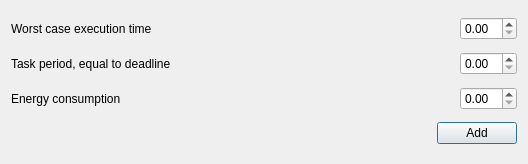
uz-gaz/Tertimuss, file main/ui/gui/ui_specification/design/gui_add_task_design.ui: the form before one commit.
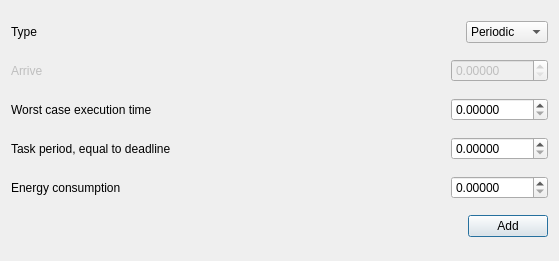
The form after the commit.

Diff of the .ui file:
```diff
--- a/main/ui/gui/ui_specification/design/gui_add_task_design.ui
+++ b/main/ui/gui/ui_specification/design/gui_add_task_design.ui
@@ -6,14 +6,98 @@
    <rect>
     <x>0</x>
     <y>0</y>
-    <width>528</width>
-    <height>164</height>
+    <width>559</width>
+    <height>261</height>
    </rect>
   </property>
   <property name="windowTitle">
    <string>Dialog</string>
   </property>
   <layout class="QVBoxLayout" name="verticalLayout">
+   <item>
+    <layout class="QHBoxLayout" name="horizontalLayout_6">
+     <item>
+      <widget class="QLabel" name="label_5">
+       <property name="text">
+        <string>Type</string>
+       </property>
+       <property name="buddy">
+        <cstring>doubleSpinBox_WCET</cstring>
+       </property>
+      </widget>
+     </item>
+     <item>
+      <spacer name="horizontalSpacer_6">
+       <property name="orientation">
+        <enum>Qt::Horizontal</enum>
+       </property>
+       <property name="sizeHint" stdset="0">
+        <size>
+         <width>40</width>
+         <height>20</height>
+        </size>
+       </property>
+      </spacer>
+     </item>
+     <item>
+      <widget class="QComboBox" name="comboBox_type">
+       <item>
+        <property name="text">
+         <string>Periodic</string>
+        </property>
+       </item>
+       <item>
+        <property name="text">
+         <string>Aperiodic</string>
+        </property>
+       </item>
+      </widget>
+     </item>
+    </layout>
+   </item>
+   <item>
+    <layout class="QHBoxLayout" name="horizontalLayout_5">
+     <item>
+      <widget class="QLabel" name="label_arrive">
+       <property name="enabled">
+        <bool>false</bool>
+       </property>
+       <property name="text">
+        <string>Arrive</string>
+       </property>
+       <property name="buddy">
+        <cstring>doubleSpinBox_WCET</cstring>
+       </property>
+      </widget>
+     </item>
+     <item>
+      <spacer name="horizontalSpacer_5">
+       <property name="orientation">
+        <enum>Qt::Horizontal</enum>
+       </property>
+       <property name="sizeHint" stdset="0">
+        <size>
+         <width>40</width>
+         <height>20</height>
+        </size>
+       </property>
+      </spacer>
+     </item>
+     <item>
+      <widget class="QDoubleSpinBox" name="doubleSpinBox_arrive">
+       <property name="enabled">
+        <bool>false</bool>
+       </property>
+       <property name="decimals">
+        <number>5</number>
+       </property>
+       <property name="maximum">
+        <double>99999.999989999996615</double>
+       </property>
+      </widget>
+     </item>
+    </layout>
+   </item>
    <item>
     <layout class="QHBoxLayout" name="horizontalLayout">
      <item>
@@ -40,7 +124,14 @@
       </spacer>
      </item>
      <item>
-      <widget class="QDoubleSpinBox" name="doubleSpinBox_WCET"/>
+      <widget class="QDoubleSpinBox" name="doubleSpinBox_WCET">
+       <property name="decimals">
+        <number>5</number>
+       </property>
+       <property name="maximum">
+        <double>99999.999989999996615</double>
+       </property>
+      </widget>
      </item>
     </layout>
    </item>
@@ -70,7 +161,14 @@
       </spacer>
      </item>
      <item>
-      <widget class="QDoubleSpinBox" name="doubleSpinBox_deadline"/>
+      <widget class="QDoubleSpinBox" name="doubleSpinBox_deadline">
+       <property name="decimals">
+        <number>5</number>
+       </property>
+       <property name="maximum">
+        <double>99999.999989999996615</double>
+       </property>
+      </widget>
      </item>
     </layout>
    </item>
@@ -100,7 +198,14 @@
       </spacer>
      </item>
      <item>
-      <widget class="QDoubleSpinBox" name="doubleSpinBox_energy"/>
+      <widget class="QDoubleSpinBox" name="doubleSpinBox_energy">
+       <property name="decimals">
+        <number>5</number>
+       </property>
+       <property name="maximum">
+        <double>99999.999989999996615</double>
+       </property>
+      </widget>
      </item>
     </layout>
    </item>
```
Left out of the diff: 50 changed lines with no effect on the pictures.
